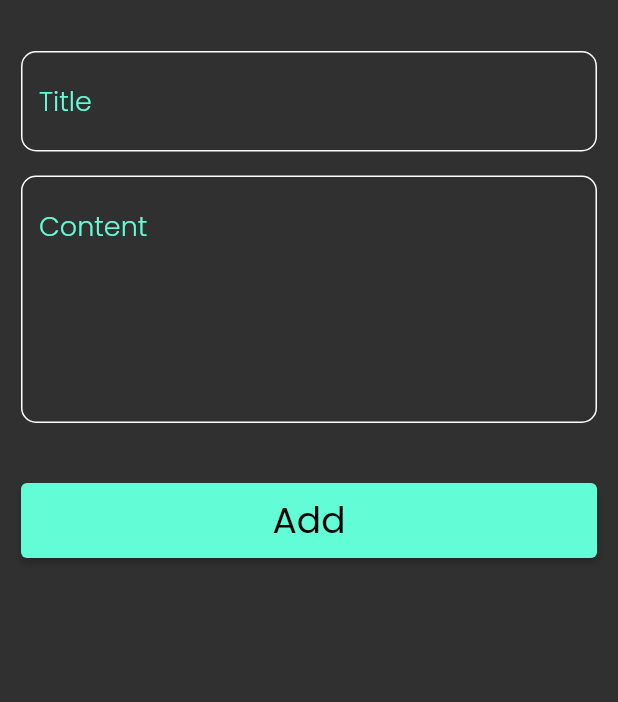
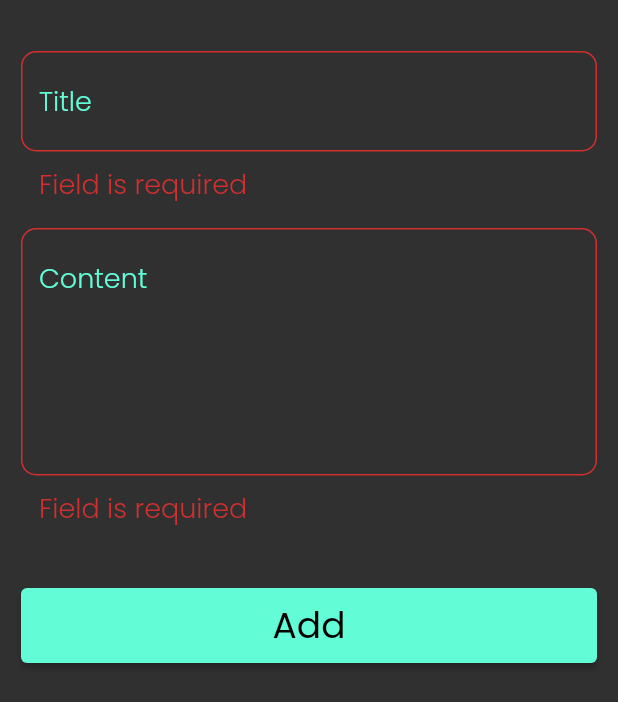
Before and after one commit to Mohammed3helles/notes_app, a Flutter app: the AddNoteModelBottomSheet widget shown alone on an empty page, opened directly, after a tap on "Add", on a phone screen of 412 x 824 dp. Shown: the top 702 px of the screen. Run offline on Flutter 3.47's test engine with Material 2 defaults, Android fonts, the phone set to English and light mode, and no system bars; our stand-ins replace flutter_bloc, hive, hive_flutter; accounts and stored records are empty.

```diff
--- /dev/null
+++ b/lib/business_logic/note_cubit.dart
@@ -0,0 +1,6 @@
+import 'package:flutter_bloc/flutter_bloc.dart';
+import 'package:notes_app/business_logic/note_state.dart';
+
+class NoteCubit extends Cubit<NoteState> {
+  NoteCubit() : super(InitialState());
+}
--- /dev/null
+++ b/lib/business_logic/note_state.dart
@@ -0,0 +1,3 @@
+abstract class NoteState {}
+
+class InitialState extends NoteState {}
--- a/lib/main.dart
+++ b/lib/main.dart
@@ -1,8 +1,13 @@
 import 'package:flutter/material.dart';
+import 'package:hive/hive.dart';
+import 'package:hive_flutter/adapters.dart';
 import 'package:notes_app/presentation/resources/routes_manager.dart';
 import 'package:notes_app/presentation/resources/theme_manager.dart';
+import 'package:notes_app/presentation/resources/values_manager.dart';
 
-void main() {
+void main() async {
+  await Hive.initFlutter();
+  await Hive.openBox(kNoteBox);
   runApp(const NoteApp());
 }
 
--- a/lib/presentation/resources/values_manager.dart
+++ b/lib/presentation/resources/values_manager.dart
@@ -1,3 +1,5 @@
+const String kNoteBox = 'note box';
+
 class AppSize {
   static double s8 = 8.0;
   static double s10 = 10.0;
--- a/lib/presentation/widgets/CustomTextField.dart
+++ b/lib/presentation/widgets/CustomTextField.dart
@@ -6,20 +6,27 @@ import '../resources/values_manager.dart';
 class CustomTextField extends StatelessWidget {
   final String hint;
   final int maxLines;
+  final FormFieldSetter? onSaved;
 
-  const CustomTextField({super.key, required this.hint, this.maxLines = 1});
+  const CustomTextField(
+      {super.key, required this.hint, this.maxLines = 1, this.onSaved});
 
   @override
   Widget build(BuildContext context) {
-    return TextField(
+    return TextFormField(
+      onSaved: onSaved,
+      validator: (value) {
+        if (value?.isEmpty ?? true) {
+          return 'Field is required';
+        }
+        return null;
+      },
       cursorColor: ColorManager.textField,
       maxLines: maxLines,
       autocorrect: false,
       enableSuggestions: false,
       style: Theme.of(context).textTheme.bodySmall,
-
       decoration: InputDecoration(
-
         hintText: hint,
         hintStyle: const TextStyle(color: ColorManager.textField, fontSize: 18),
         border: buildOutlineInputBorder(),
--- a/lib/presentation/widgets/model_bottom_sheet.dart
+++ b/lib/presentation/widgets/model_bottom_sheet.dart
@@ -5,10 +5,18 @@ import 'package:notes_app/presentation/widgets/CustomTextField.dart';
 
 import '../resources/strings_manager.dart';
 
-class AddNoteModelBottomSheet extends StatelessWidget {
+class AddNoteModelBottomSheet extends StatefulWidget {
   const AddNoteModelBottomSheet({Key? key}) : super(key: key);
 
-  // TextEditingController  _controller = TextEditingController();
+  @override
+  State<AddNoteModelBottomSheet> createState() =>
+      _AddNoteModelBottomSheetState();
+}
+
+class _AddNoteModelBottomSheetState extends State<AddNoteModelBottomSheet> {
+  final GlobalKey<FormState> _formKey = GlobalKey();
+  AutovalidateMode autoValidateMode = AutovalidateMode.disabled;
+  String? title, description;
 
   @override
   Widget build(BuildContext context) {
@@ -19,14 +27,28 @@ class AddNoteModelBottomSheet extends StatelessWidget {
         borderRadius: BorderRadius.circular(AppSize.s20),
       ),
       child: SingleChildScrollView(
+        child: Form(
+          key: _formKey,
+          autovalidateMode: autoValidateMode,
           child: Column(
             children: [
               SizedBox(height: AppSize.s20),
-            CustomTextField(hint: AppStrings.titleTextFiled),
+              CustomTextField(
+                  hint: AppStrings.titleTextFiled,
+                  onSaved: (value) {
+                    title = value;
+                  }),
               SizedBox(height: AppSize.s16),
-            CustomTextField(hint: AppStrings.contentTextFiled, maxLines: 5),
+              CustomTextField(
+                hint: AppStrings.contentTextFiled,
+                maxLines: 5,
+                onSaved: (value) {
+                  description = value;
+                },
+              ),
               buildButtonAdd(context)
             ],
+          ),
         ),
       ),
     );
@@ -38,9 +60,9 @@ class AddNoteModelBottomSheet extends StatelessWidget {
       width: MediaQuery.of(context).size.width,
       height: 50,
       child: ElevatedButton(
-              onPressed: () {},
-              style: ElevatedButton.styleFrom(
-                  backgroundColor: ColorManager.textField),
+        onPressed: onAddNote,
+        style:
+            ElevatedButton.styleFrom(backgroundColor: ColorManager.textField),
         child: Text(
           AppStrings.nameButtonAdd,
           style: Theme.of(context).textTheme.titleMedium,
@@ -48,4 +70,13 @@ class AddNoteModelBottomSheet extends StatelessWidget {
       ),
     );
   }
+
+  void onAddNote() {
+    if(_formKey.currentState!.validate()){
+      _formKey.currentState!.save();
+    }else{
+      autoValidateMode=AutovalidateMode.always;
+
     }
+  }
+}
--- a/pubspec.yaml
+++ b/pubspec.yaml
@@ -28,6 +28,7 @@ environment:
 # the latest version available on pub.dev. To see which dependencies have newer
 # versions available, run `flutter pub outdated`.
 dependencies:
+  flutter_bloc: ^8.1.3
   hive: ^2.2.3
   hive_flutter: ^1.1.0
   flutter:
```
Also changed, not shown: lib/data/model/note_model.g.dart (added), pubspec.lock. Lines whose indentation alone changed are shown as unchanged.
